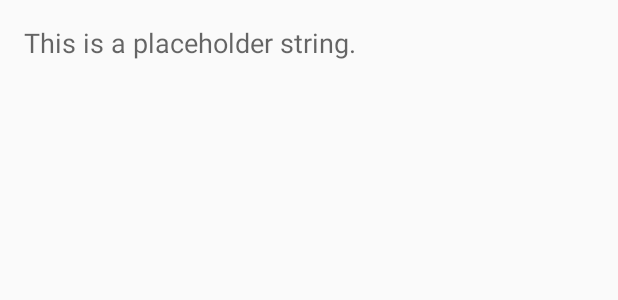
After one commit to jestacio/baby-blues-monitor-android, an Android app: the layout fragment_screen_slide_page.xml on its own in the app's theme, with its tools: preview values and no code run, on a phone screen of 412 x 824 dp. The commit adds this screen. Shown: the top 300 px of the screen. Run offline under Robolectric (Android 15) with nearby library versions, the phone set to English and light mode, and no system bars.

Commit message:
3 add ViewPager2 and skeleton adapter

```diff
--- a/app/build.gradle
+++ b/app/build.gradle
@@ -24,7 +24,7 @@ android {
 
 dependencies {
     implementation fileTree(dir: 'libs', include: ['*.jar'])
-    implementation"org.jetbrains.kotlin:kotlin-stdlib-jdk7:$kotlin_version"
+    implementation "org.jetbrains.kotlin:kotlin-stdlib-jdk7:$kotlin_version"
     implementation 'androidx.appcompat:appcompat:1.0.2'
     implementation 'androidx.core:core-ktx:1.0.2'
     implementation 'com.google.android.material:material:1.0.0'
@@ -34,6 +34,7 @@ dependencies {
     implementation 'androidx.lifecycle:lifecycle-extensions:2.0.0'
     implementation 'androidx.navigation:navigation-fragment-ktx:2.0.0'
     implementation 'androidx.navigation:navigation-ui-ktx:2.0.0'
+    implementation "androidx.viewpager2:viewpager2:1.0.0"
     testImplementation 'junit:junit:4.12'
     androidTestImplementation 'androidx.test.ext:junit:1.1.0'
     androidTestImplementation 'androidx.test.espresso:espresso-core:3.1.1'
--- a/app/src/main/AndroidManifest.xml
+++ b/app/src/main/AndroidManifest.xml
@@ -18,6 +18,10 @@
                 <category android:name="android.intent.category.LAUNCHER" />
             </intent-filter>
         </activity>
+        <activity
+            android:name=".ui.assess.EPDSAssessmentActivity"
+            android:label="@string/edps_assessment_name">
+        </activity>
     </application>
 
 </manifest>
--- a/app/src/main/java/com/sugarpie/babyblues/logic/HomeFragmentController.kt
+++ b/app/src/main/java/com/sugarpie/babyblues/logic/HomeFragmentController.kt
@@ -7,8 +7,8 @@ import android.widget.TextView
 import com.sugarpie.babyblues.Log
 import com.sugarpie.babyblues.R
 import com.sugarpie.babyblues.data.Settings
+import com.sugarpie.babyblues.ui.assess.EPDSAssessmentActivity
 import java.util.*
-
 
 class HomeFragmentController {
 
@@ -32,7 +32,7 @@ class HomeFragmentController {
                 activity ?: return@OnClickListener
 
                 val intent = Intent()
-                intent.set
+                intent.setClass(activity, EPDSAssessmentActivity::class.java)
                 activity.startActivity(intent)
             }
             else -> null
--- /dev/null
+++ b/app/src/main/res/layout/fragment_screen_slide_page.xml
@@ -0,0 +1,13 @@
+<!-- fragment_screen_slide_page.xml -->
+<ScrollView xmlns:android="http://schemas.android.com/apk/res/android"
+    android:id="@+id/content"
+    android:layout_width="match_parent"
+    android:layout_height="match_parent" >
+
+    <TextView style="?android:textAppearanceMedium"
+        android:padding="16dp"
+        android:lineSpacingMultiplier="1.2"
+        android:layout_width="match_parent"
+        android:layout_height="wrap_content"
+        android:text="This is a placeholder string." />
+</ScrollView>
--- a/app/src/main/res/values/strings.xml
+++ b/app/src/main/res/values/strings.xml
@@ -1,5 +1,6 @@
 <resources>
     <string name="app_name">Baby Blues Monitor</string>
+    <string name="edps_assessment_name">Edinburgh Postnatal Depression Scale</string>
     <string name="title_home">Home</string>
     <string name="title_settings">Settings</string>
     <string name="title_history">History</string>
```
Also changed, not shown: app/src/main/java/com/sugarpie/babyblues/logic/assess/EPDSPagerAdapter.kt (added, +33 -0 lines), app/src/main/java/com/sugarpie/babyblues/ui/assess/EPDSAssessmentActivity.kt (added, +47 -0 lines), app/src/main/java/com/sugarpie/babyblues/ui/assess/ScreenSlidePageFragment.kt (added, +17 -0 lines), app/src/main/res/layout/activity_edpsassessment.xml (added, +15 -0 lines).
